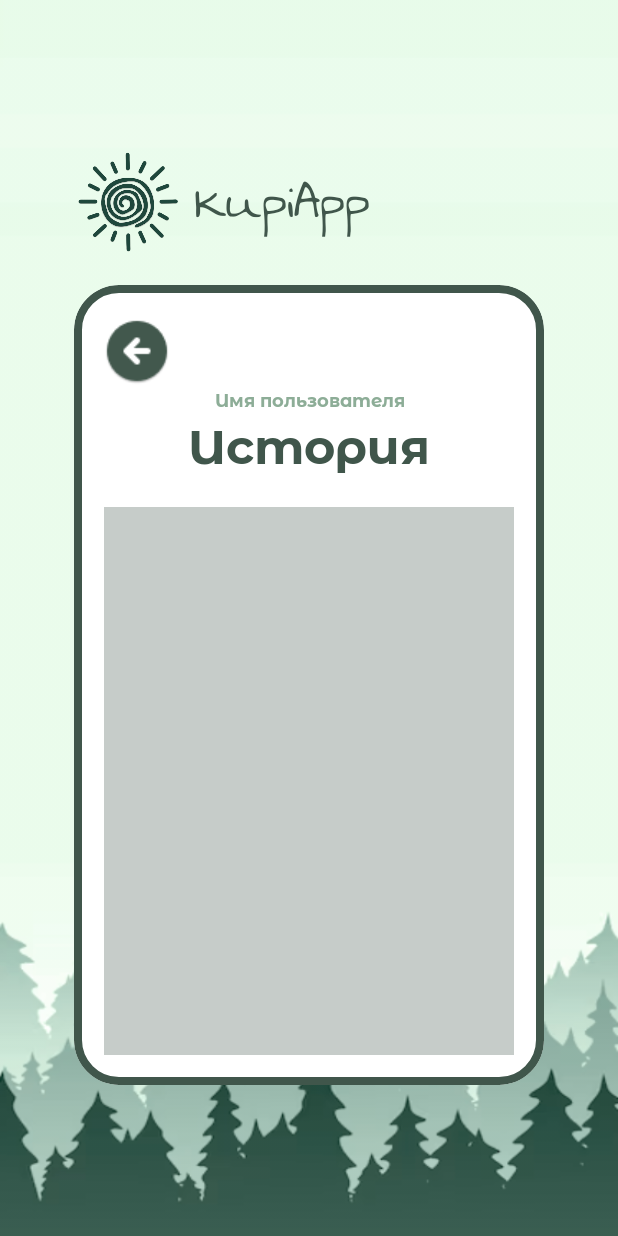
After one commit to Uynya/KupiApp, an Android app: the layout history.xml on its own in the app's theme, with its tools: preview values and no code run, on a phone screen of 412 x 824 dp. The commit adds this screen. Run offline under Robolectric (Android 15) with nearby library versions, the phone set to English and light mode, and no system bars.

Commit message:
The History design was created

```diff
--- /dev/null
+++ b/app/src/main/res/layout/history.xml
@@ -0,0 +1,85 @@
+<?xml version="1.0" encoding="utf-8"?>
+<LinearLayout
+    xmlns:android="http://schemas.android.com/apk/res/android"
+    xmlns:app="http://schemas.android.com/apk/res-auto"
+    xmlns:tools="http://schemas.android.com/tools"
+    android:id="@+id/main"
+    android:layout_width="match_parent"
+    android:layout_height="match_parent"
+    tools:context=".MainActivity"
+    android:background="@drawable/main_bg"
+    android:gravity="center"
+    android:orientation="vertical">
+    <LinearLayout
+        android:layout_width="match_parent"
+        android:layout_height="wrap_content"
+        android:orientation="horizontal"
+        android:layout_marginBottom="20dp">
+        <ImageView
+            android:layout_width="70dp"
+            android:layout_height="70dp"
+            android:background="@drawable/logo"
+            android:layout_gravity="left"
+            android:layout_marginLeft="50dp"/>
+        <TextView
+            android:layout_width="wrap_content"
+            android:layout_height="wrap_content"
+            android:text="KupiApp"
+            android:layout_gravity="center"
+            android:layout_marginLeft="10dp"
+            android:textSize="40sp"
+            android:textColor="@color/main"
+            android:fontFamily="@font/swanky"/>
+    </LinearLayout>
+    <FrameLayout
+        android:layout_width="313dp"
+        android:layout_height="533dp"
+        android:layout_gravity="center">
+
+        <com.google.android.material.card.MaterialCardView
+            android:layout_width="match_parent"
+            android:layout_height="match_parent"
+            app:cardCornerRadius="30dp"
+            app:cardBackgroundColor="@color/white"
+            app:strokeColor="@color/main"
+            app:strokeWidth="5dp">
+
+            <LinearLayout
+                android:layout_width="match_parent"
+                android:layout_height="match_parent"
+                android:gravity="center_horizontal"
+                android:orientation="vertical">
+                <ImageView
+                    android:layout_width="44dp"
+                    android:layout_height="48dp"
+                    android:background="@drawable/iconbutton"
+                    android:layout_gravity="left"
+                    android:layout_marginTop="20dp"
+                    android:layout_marginLeft="20dp"/>
+                <TextView
+                    android:layout_width="match_parent"
+                    android:layout_height="wrap_content"
+                    android:id="@+id/usernameHis"
+                    android:text="Имя пользователя"
+                    android:fontFamily="@font/monbold"
+                    android:textSize="12sp"
+                    android:textColor="#8DAD97"
+                    android:gravity="center"/>
+                <TextView
+                    android:layout_width="match_parent"
+                    android:layout_height="wrap_content"
+                    android:text="История"
+                    android:fontFamily="@font/monbold"
+                    android:textSize="32sp"
+                    android:textColor="@color/main"
+                    android:gravity="center"/>
+                <TextView
+                    android:id="@+id/Log"
+                    android:layout_width="match_parent"
+                    android:layout_height="match_parent"
+                    android:layout_margin="20dp"
+                    android:background="#4C40564B" />
+            </LinearLayout>
+        </com.google.android.material.card.MaterialCardView>
+    </FrameLayout>
+</LinearLayout>
--- a/app/src/main/res/layout/main.xml
+++ b/app/src/main/res/layout/main.xml
@@ -221,12 +221,13 @@
                             android:textColor="@color/white"/>
                     </LinearLayout>
                 </LinearLayout>
+
                 <TextView
                     android:id="@+id/Log"
                     android:layout_width="match_parent"
                     android:layout_height="match_parent"
-                    android:background="#4C40564B"
-                    android:layout_margin="20dp"/>
+                    android:layout_margin="20dp"
+                    android:background="#4C40564B" />
             </LinearLayout>
         </com.google.android.material.card.MaterialCardView>
     </FrameLayout>
```
Also changed, not shown: app/src/main/res/drawable/iconbutton.png (added).
